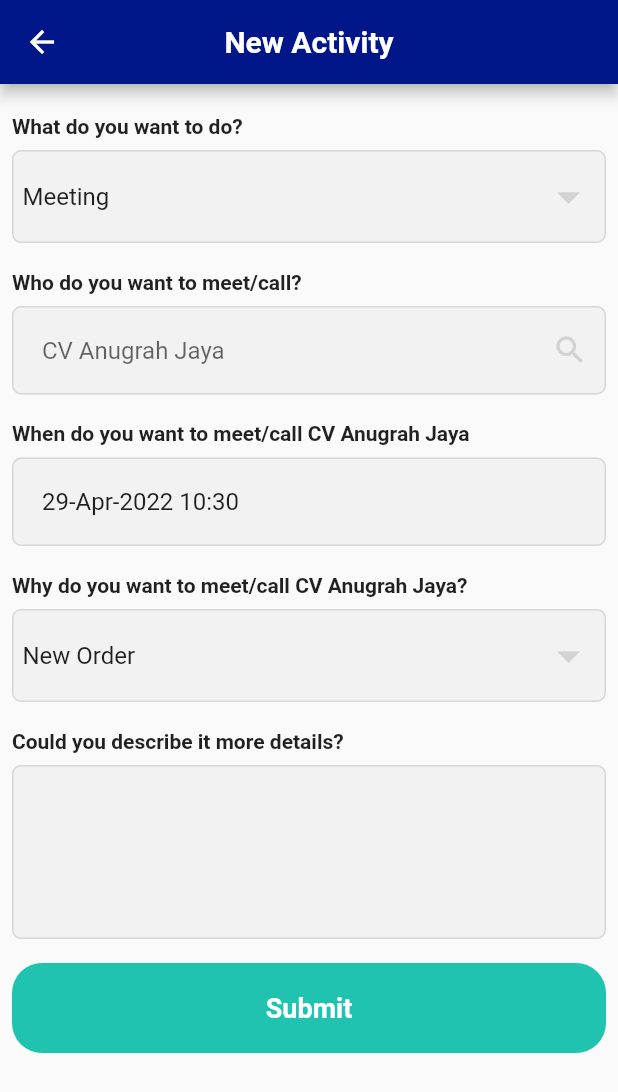
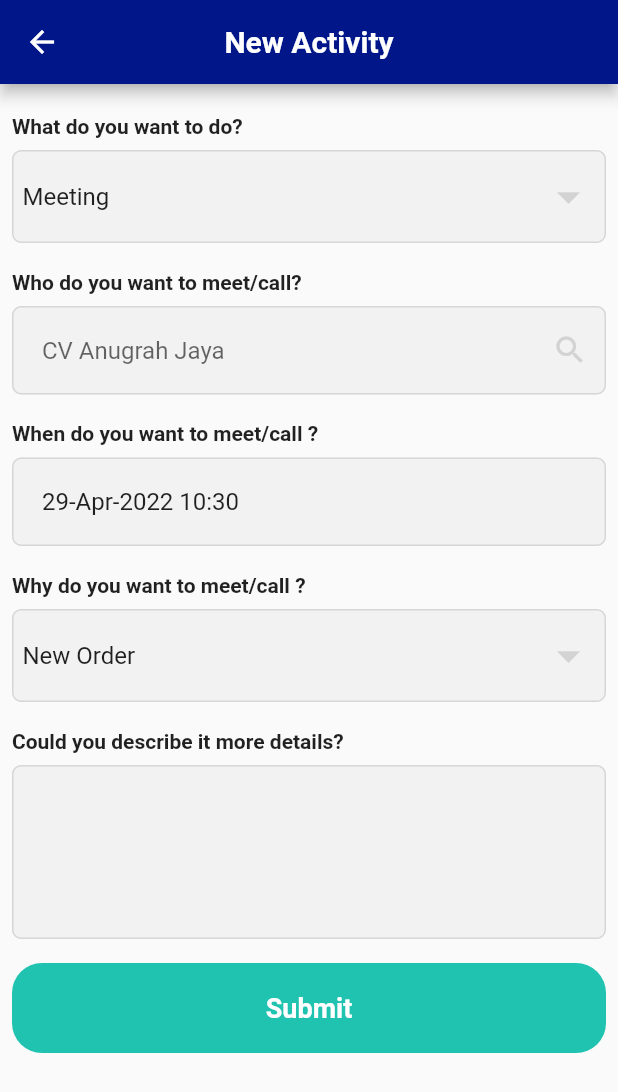
Before and after one commit to nicoaudy/impack, a Flutter app: the NewActivityPage screen opened directly, on a phone screen of 412 x 824 dp. Shown: the top 1092 px of the screen. Run offline on Flutter 3.47's test engine with Material 2 defaults, Android fonts, the light colour scheme and no system bars; drawn by our look-alikes of date_time_picker; our stand-ins replace dio; network calls fail.

Commit message:
make label reactive

```diff
--- a/lib/pages/activities/new_activity_page.dart
+++ b/lib/pages/activities/new_activity_page.dart
@@ -135,7 +135,7 @@ class _NewActivityPageState extends State<NewActivityPage> {
             hintText: "CV Anugrah Jaya",
           ),
           const SizedBox(height: 10),
-          const Label(title: "When do you want to meet/call CV Anugrah Jaya"),
+          Label(title: "When do you want to meet/call ${institution ?? ''}?"),
           DatetimePicker(
             initialValue: when,
             onSaved: (val) {
@@ -145,7 +145,7 @@ class _NewActivityPageState extends State<NewActivityPage> {
             },
           ),
           const SizedBox(height: 10),
-          const Label(title: "Why do you want to meet/call CV Anugrah Jaya?"),
+          Label(title: "Why do you want to meet/call ${institution ?? ''}?"),
           Dropdown(
             selected: objective.toString(),
             lists: objectives.map((item) {
```
